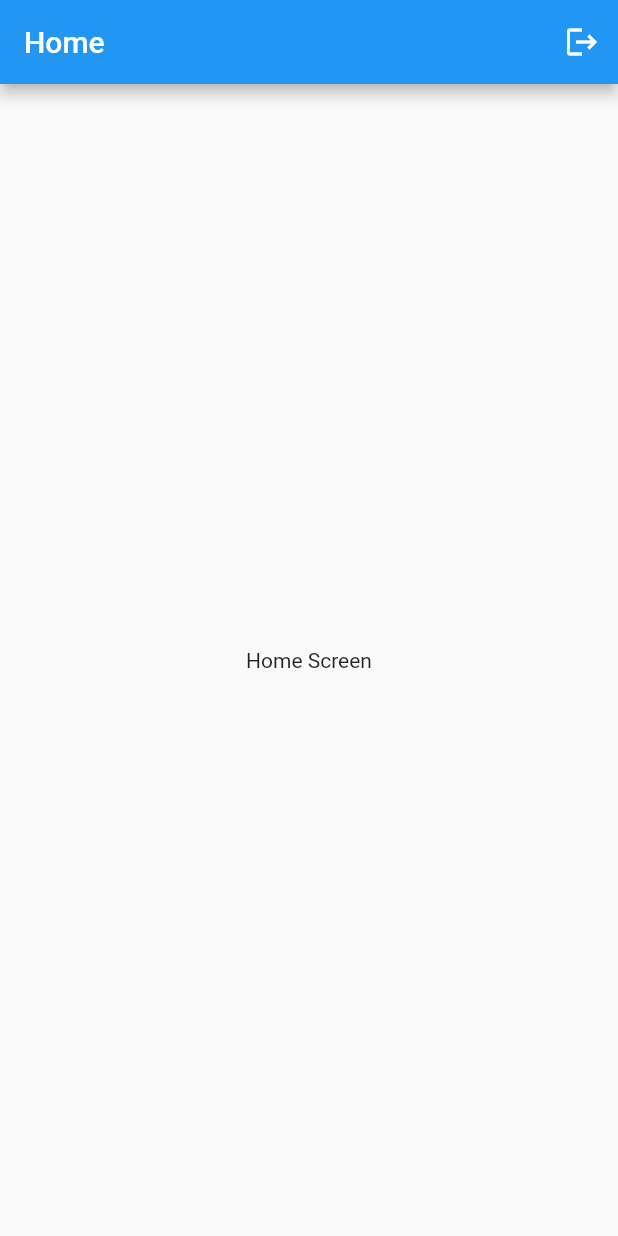
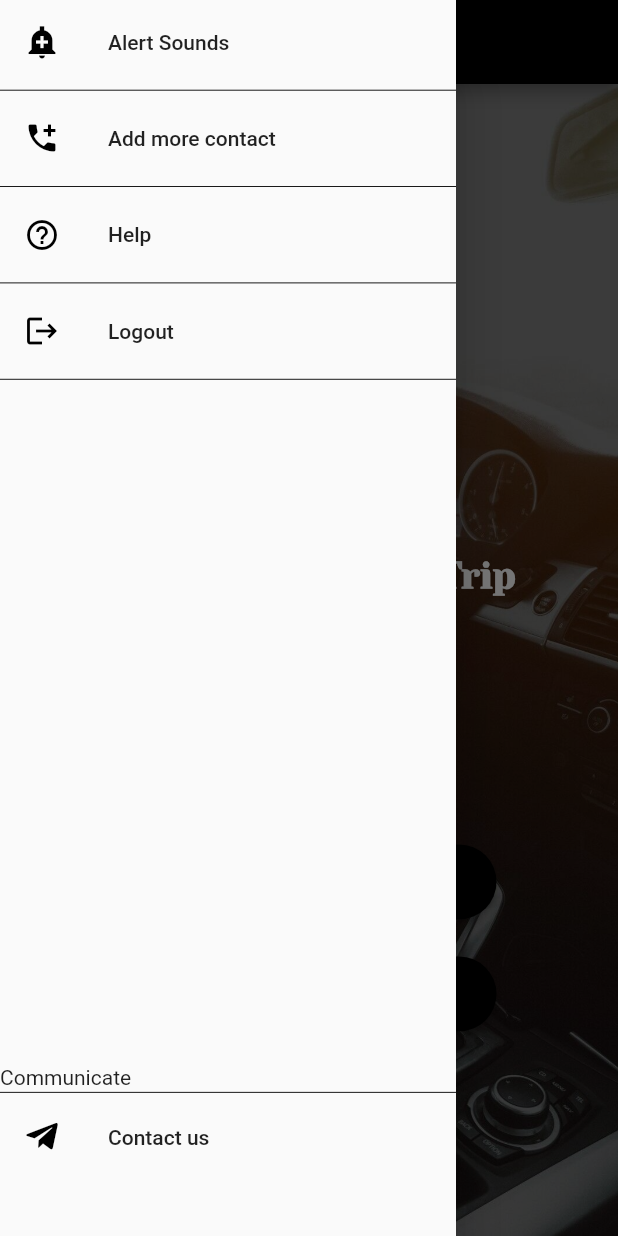
Before and after one commit to Fares3993/Driver-Behavior-Detection-GP, a Flutter app: the Home screen opened directly, with the side drawer open (before the commit the screen has no drawer), on a phone screen of 412 x 824 dp. Run offline on Flutter 3.47's test engine with Material 2 defaults, Android fonts, the phone set to English and light mode, and no system bars; our stand-ins replace firebase_auth, firebase_core, image_picker, video_player; accounts and stored records are empty.

Commit message:
add video

```diff
--- /dev/null
+++ b/lib/Widgets.dart
@@ -0,0 +1,36 @@
+import 'package:flutter/material.dart';
+
+double getHeight(BuildContext context, double fraction) {
+  return MediaQuery.of(context).size.height * fraction;
+}
+
+double getWidth(BuildContext context, double fraction) {
+  return MediaQuery.of(context).size.width * fraction;
+}
+
+
+ButtonStyle getButtonStyle(double w , double h,Color c) {
+  return ElevatedButton.styleFrom(
+      minimumSize: Size(w, h),
+      backgroundColor: c,
+      shape: const RoundedRectangleBorder(
+          borderRadius: BorderRadius.all(Radius.circular(50))));
+}
+Widget div(double h)=> Divider(
+  color: Colors.black,
+  height: h,
+  thickness: 0.6,
+);
+Widget ContactField()
+{
+  return TextField(
+    decoration: InputDecoration(
+        focusedBorder: UnderlineInputBorder(
+            borderSide: BorderSide(color: Colors.white)),
+        enabledBorder: UnderlineInputBorder(
+            borderSide: BorderSide(color: Colors.grey)),
+        hintText: 'Enter Phone Number',
+        hintStyle: TextStyle(color: Colors.grey, fontSize: 16)),
+    style: TextStyle(color: Colors.white, fontSize: 18),
+  );
+}
--- /dev/null
+++ b/lib/my_flutter_app_icons.dart
@@ -0,0 +1,29 @@
+/// Flutter icons MyFlutterApp
+/// Copyright (C) 2023 by original authors @ fluttericon.com, fontello.com
+/// This font was generated by FlutterIcon.com, which is derived from Fontello.
+///
+/// To use this font, place it in your fonts/ directory and include the
+/// following in your pubspec.yaml
+///
+/// flutter:
+///   fonts:
+///    - family:  MyFlutterApp
+///      fonts:
+///       - asset: fonts/MyFlutterApp.ttf
+///
+///
+/// * Font Awesome 5, Copyright (C) 2016 by Dave Gandy
+///         Author:    Dave Gandy
+///         License:   SIL (https://github.com/FortAwesome/Font-Awesome/blob/master/LICENSE.txt)
+///         Homepage:  http://fortawesome.github.com/Font-Awesome/
+///
+import 'package:flutter/widgets.dart';
+
+class MyFlutterApp {
+  MyFlutterApp._();
+
+  static const _kFontFam = 'MyFlutterApp';
+  static const String? _kFontPkg = null;
+
+  static const IconData telegram_plane = IconData(0xf3fe, fontFamily: _kFontFam, fontPackage: _kFontPkg);
+}
--- a/lib/pages/Home.dart
+++ b/lib/pages/Home.dart
@@ -1,7 +1,11 @@
+import 'package:driver_behaviour_gp/Widgets.dart';
+import 'package:driver_behaviour_gp/pages/AddContact.dart';
+import 'package:driver_behaviour_gp/pages/Communication.dart';
 import 'package:driver_behaviour_gp/pages/login.dart';
+import 'package:driver_behaviour_gp/pages/videoPage.dart';
 import 'package:firebase_auth/firebase_auth.dart';
 import 'package:flutter/material.dart';
-
+import 'package:driver_behaviour_gp/my_flutter_app_icons.dart';
 class Home extends StatefulWidget {
   const Home({super.key});
 
@@ -11,9 +15,9 @@ class Home extends StatefulWidget {
 
 class _HomeState extends State<Home> {
   FirebaseAuth instance = FirebaseAuth.instance;
+
   @override
   void initState() {
-
     // TODO: implement initState
     super.initState();
     instance.authStateChanges().listen((User? user) {
@@ -28,18 +32,94 @@ class _HomeState extends State<Home> {
 
   @override
   Widget build(BuildContext context) {
+    double h = getHeight(context, 0.01);
     return Scaffold(
+      drawer: Drawer(
+        child: ListView(
+          children: [
+            ListTile(
+              leading: Icon(Icons.add_alert_sharp,color: Colors.black,),
+              title: Text('Alert Sounds'),
+              onTap: () {},
+            ),
+            div(h),
+            ListTile(
+              leading: Icon(Icons.add_ic_call,color: Colors.black,),
+              title: Text('Add more contact'),
+              onTap: () =>Navigator.pushReplacement(context, MaterialPageRoute(builder: (context)=>AddContact())),
+            ),
+            div(h),
+            ListTile(
+              leading: Icon(Icons.help_outline,color: Colors.black,),
+              title: Text('Help'),
+              onTap: () {},
+            ),
+            div(h),
+            ListTile(
+              leading: Icon(Icons.logout,color: Colors.black,),
+              title: Text('Logout'),
+              onTap: ()=> instance.signOut(),
+            ),
+            div(h),
+            SizedBox(height: getHeight(context, 0.55),),
+            Text('Communicate'),
+            div(h/2),
+            ListTile(
+              leading: Icon(MyFlutterApp.telegram_plane,color: Colors.black,),
+              title: Text('Contact us'),
+              onTap: ()=> Navigator.push(context, MaterialPageRoute(builder: (context)=>contact_us()) ),
+            ),
+          ],
+        ),
+      ),
       appBar: AppBar(
-        actions: [
-          IconButton(
-              icon: Icon(Icons.logout),
+        backgroundColor: Colors.black,
+      ),
+      body: Container(
+        height: double.infinity,
+        width: double.infinity,
+        decoration: const BoxDecoration(
+          image: DecorationImage(
+              image: AssetImage('lib/Images/home.jpg'), fit: BoxFit.cover),
+        ),
+        child: Column(
+          children: [
+            SizedBox(
+              height: getHeight(context, 0.38),
+            ),
+            Text(
+              'Start Your Safety Trip',
+              style: TextStyle(
+                  fontSize: 25,
+                  fontFamily: 'font2',
+                  color: Colors.white,
+                  fontWeight: FontWeight.bold),
+            ),
+            SizedBox(height: getHeight(context, 0.2),),
+
+            ElevatedButton(
+              style: getButtonStyle(250, 50,Colors.black),
+              child: Text(
+                'Open Camera',
+                style: TextStyle(fontSize: 25,fontFamily: 'font2'),
+              ),
               onPressed: () {
-                instance.signOut();
-              }),
-        ],
-        title: Text('Home'),
+                Navigator.push(context, MaterialPageRoute(builder: (context)=>VideoPage()));
+              },
+            ),
+            SizedBox(height: getHeight(context, 0.03),),
+
+            ElevatedButton(
+              style: getButtonStyle(250, 50,Colors.black),
+              child: Text(
+                'Recorded Video',
+                style: TextStyle(fontSize: 25,fontFamily: 'font2'),
+              ),
+              onPressed: () {},
+            ),
+          ],
+        ),
       ),
-      body: Center(child: Text('Home Screen')),
     );
   }
 }
```
Also changed, not shown: lib/pages/AddContact.dart (added, +120 -0 lines), lib/pages/Communication.dart (added, +89 -0 lines), lib/pages/login.dart (+14 -20 lines), lib/pages/register.dart (+4 -3 lines), lib/pages/videoPage.dart (added, +134 -0 lines), pubspec.yaml (+8 -2 lines), lib/Fonts/MyFlutterApp.ttf (added), lib/Images/1.jpg (deleted), lib/Images/2.jpg (deleted), lib/Images/3.jpg (deleted), lib/Images/4.jpg (deleted), lib/Images/Contact.PNG (added), lib/Images/GitHub.png (added), lib/Images/contactIcon.png (added), 4 more files.
